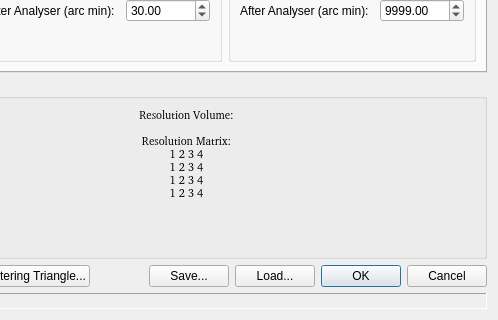
Qt form ui/reso.ui (tweber-ill/frm_mirror-miezetools) before a commit; both pictures show x 297 to 795 and y 349 to 669 of the 795 by 669 pixel window.
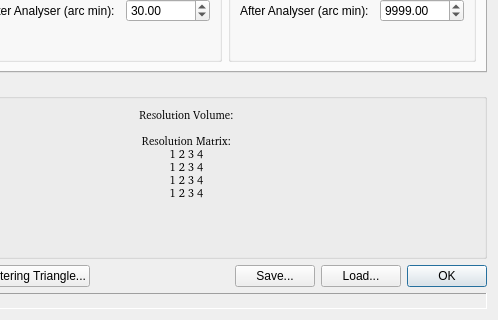
The same form after that commit.

The edit to the form file:
```diff
--- a/ui/reso.ui
+++ b/ui/reso.ui
@@ -1265,7 +1265,7 @@
       <enum>Qt::Horizontal</enum>
      </property>
      <property name="standardButtons">
-      <set>QDialogButtonBox::Cancel|QDialogButtonBox::Ok</set>
+      <set>QDialogButtonBox::Ok</set>
      </property>
     </widget>
    </item>
```
